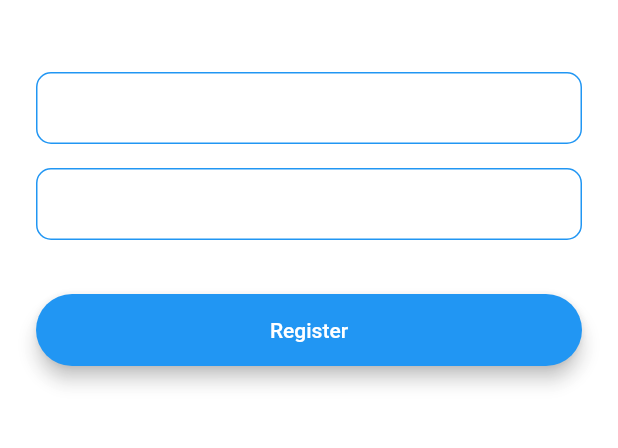
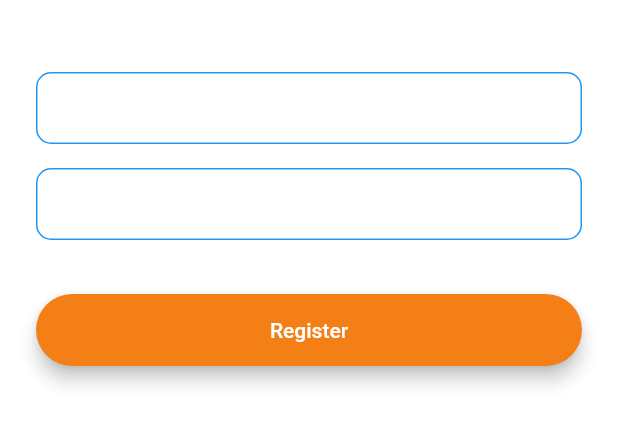
Before and after one commit to ParimSsme/FlashChat, a Flutter app: the screen it shows after launch, after a tap on "Register", on a phone screen of 412 x 824 dp, the part 531-979 px from its top. Run offline on Flutter 3.47's test engine with Material 2 defaults, Android fonts, the phone set to English and light mode, and no system bars; our stand-ins replace animated_text_kit.

Commit message:
refactor codes

```diff
--- a/lib/components/rounded_button.dart
+++ b/lib/components/rounded_button.dart
@@ -1,15 +1,16 @@
 import 'package:flutter/material.dart';
+import '../constants.dart';
 
 class RoundedButton extends StatelessWidget {
   final String title;
   final Color color;
-  final VoidCallback callback;
+  final VoidCallback onPressed;
 
   const RoundedButton(
       {Key? key,
       required this.title,
       required this.color,
-      required this.callback})
+      required this.onPressed})
       : super(key: key);
 
   @override
@@ -21,12 +22,12 @@ class RoundedButton extends StatelessWidget {
         color: color,
         borderRadius: BorderRadius.circular(30.0),
         child: MaterialButton(
-          onPressed: callback,
+          onPressed: onPressed,
           minWidth: 200.0,
           height: 42.0,
           child: Text(
             title,
-            style: const TextStyle(color: Colors.white),
+            style: const TextStyle(color: kWhiteColor),
           ),
         ),
       ),
--- a/lib/constants.dart
+++ b/lib/constants.dart
@@ -25,3 +25,20 @@ const kMessageContainerDecoration = BoxDecoration(
     top: BorderSide(color: Colors.white60, width: 1),
   ),
 );
+
+const kTextFieldDecoration = InputDecoration(
+  hintText: 'Enter a value',
+  contentPadding:
+  EdgeInsets.symmetric(vertical: 10.0, horizontal: 20.0),
+  border: OutlineInputBorder(
+    borderRadius: BorderRadius.all(Radius.circular(10)),
+  ),
+  enabledBorder: OutlineInputBorder(
+    borderSide: BorderSide(color: Colors.blue, width: 1.0),
+    borderRadius: BorderRadius.all(Radius.circular(10)),
+  ),
+  focusedBorder: OutlineInputBorder(
+    borderSide: BorderSide(color: Colors.lightBlue, width: 2.0),
+    borderRadius: BorderRadius.all(Radius.circular(10)),
+  ),
+);
--- a/lib/screens/registration_screen.dart
+++ b/lib/screens/registration_screen.dart
@@ -1,3 +1,4 @@
+import '../components/rounded_button.dart';
 import '/constants.dart';
 import 'package:flutter/material.dart';
 
@@ -29,21 +30,8 @@ class _RegistrationScreenState extends State<RegistrationScreen> {
               height: 48.0,
             ),
             TextField(
-              decoration: const InputDecoration(
-                hintText: 'Enter your email',
-                contentPadding:
-                    EdgeInsets.symmetric(vertical: 10.0, horizontal: 20.0),
-                border: OutlineInputBorder(
-                  borderRadius: BorderRadius.all(Radius.circular(10)),
-                ),
-                enabledBorder: OutlineInputBorder(
-                  borderSide: BorderSide(color: Colors.blue, width: 1.0),
-                  borderRadius: BorderRadius.all(Radius.circular(10)),
-                ),
-                focusedBorder: OutlineInputBorder(
-                  borderSide: BorderSide(color: Colors.lightBlue, width: 2.0),
-                  borderRadius: BorderRadius.all(Radius.circular(10)),
-                ),
+              decoration: kTextFieldDecoration.copyWith(
+                  hintText: 'Enter your email'
               ),
               onChanged: (value) {
                 //Do something with the user input
@@ -53,21 +41,8 @@ class _RegistrationScreenState extends State<RegistrationScreen> {
               height: 16,
             ),
             TextField(
-              decoration: const InputDecoration(
-                hintText: 'Enter your password',
-                contentPadding:
-                    EdgeInsets.symmetric(vertical: 10.0, horizontal: 20.0),
-                border: OutlineInputBorder(
-                  borderRadius: BorderRadius.all(Radius.circular(10)),
-                ),
-                enabledBorder: OutlineInputBorder(
-                  borderSide: BorderSide(color: Colors.blue, width: 1.0),
-                  borderRadius: BorderRadius.all(Radius.circular(10)),
-                ),
-                focusedBorder: OutlineInputBorder(
-                  borderSide: BorderSide(color: Colors.lightBlue, width: 2.0),
-                  borderRadius: BorderRadius.all(Radius.circular(10)),
-                ),
+              decoration: kTextFieldDecoration.copyWith(
+                  hintText: 'Enter your password'
               ),
               onChanged: (value) {
                 //Do something with the user input
@@ -76,24 +51,12 @@ class _RegistrationScreenState extends State<RegistrationScreen> {
             const SizedBox(
               height: 24.0,
             ),
-            Padding(
-              padding: const EdgeInsets.symmetric(vertical: 12),
-              child: Material(
-                elevation: 5.0,
-                color: kLoginButtonColor,
-                borderRadius: BorderRadius.circular(30.0),
-                child: MaterialButton(
-                  onPressed: () {
-                    //Implement login functionality
-                  },
-                  minWidth: 200.0,
-                  height: 42.0,
-                  child: Text(
-                    'Register',
-                    style: const TextStyle(color: Colors.white),
-                  ),
-                ),
-              ),
+            RoundedButton(
+              color: kRegisterButtonColor,
+              title: 'Register',
+              onPressed: (){
+
+              },
             ),
             const SizedBox(height: 12),
             IconButton(
--- a/lib/screens/welcome_screen.dart
+++ b/lib/screens/welcome_screen.dart
@@ -2,6 +2,7 @@ import 'package:animated_text_kit/animated_text_kit.dart';
 import 'package:flash_chat_starting_project/screens/login_screen.dart';
 import 'package:flash_chat_starting_project/screens/registration_screen.dart';
 
+import '../components/rounded_button.dart';
 import '/constants.dart';
 import 'package:flutter/material.dart';
 
@@ -28,7 +29,6 @@ class _WelcomeScreenState extends State<WelcomeScreen> with SingleTickerProvider
 
     controller.forward();
     controller.addListener(() {
-      print(controller.value);
       setState((){});
     });
   }
@@ -76,43 +76,19 @@ class _WelcomeScreenState extends State<WelcomeScreen> with SingleTickerProvider
             const SizedBox(
               height: 48.0,
             ),
-            Padding(
-              padding: const EdgeInsets.symmetric(vertical: 12),
-              child: Material(
-                elevation: 5.0,
+            RoundedButton(
               color: kLoginButtonColor,
-                borderRadius: BorderRadius.circular(30.0),
-                child: MaterialButton(
-                  onPressed: () {
+              title: 'Log In',
+              onPressed: (){
                 Navigator.pushNamed(context, LoginScreen.id);
               },
-                  minWidth: 200.0,
-                  height: 42.0,
-                  child: Text(
-                    'Log In',
-                    style: const TextStyle(color: kWhiteColor),
             ),
-                ),
-              ),
-            ),
-            Padding(
-              padding: const EdgeInsets.symmetric(vertical: 12),
-              child: Material(
-                elevation: 5.0,
+            RoundedButton(
               color: kRegisterButtonColor,
-                borderRadius: BorderRadius.circular(30.0),
-                child: MaterialButton(
-                  onPressed: () {
+              title: 'Register',
+              onPressed: (){
                 Navigator.pushNamed(context, RegistrationScreen.id);
               },
-                  minWidth: 200.0,
-                  height: 42.0,
-                  child: Text(
-                    'Register',
-                    style: const TextStyle(color: kWhiteColor),
-                  ),
-                ),
-              ),
             ),
           ],
         ),
```
Also changed, not shown: lib/screens/login_screen.dart (+11 -48 lines). Lines whose indentation alone changed are shown as unchanged.
